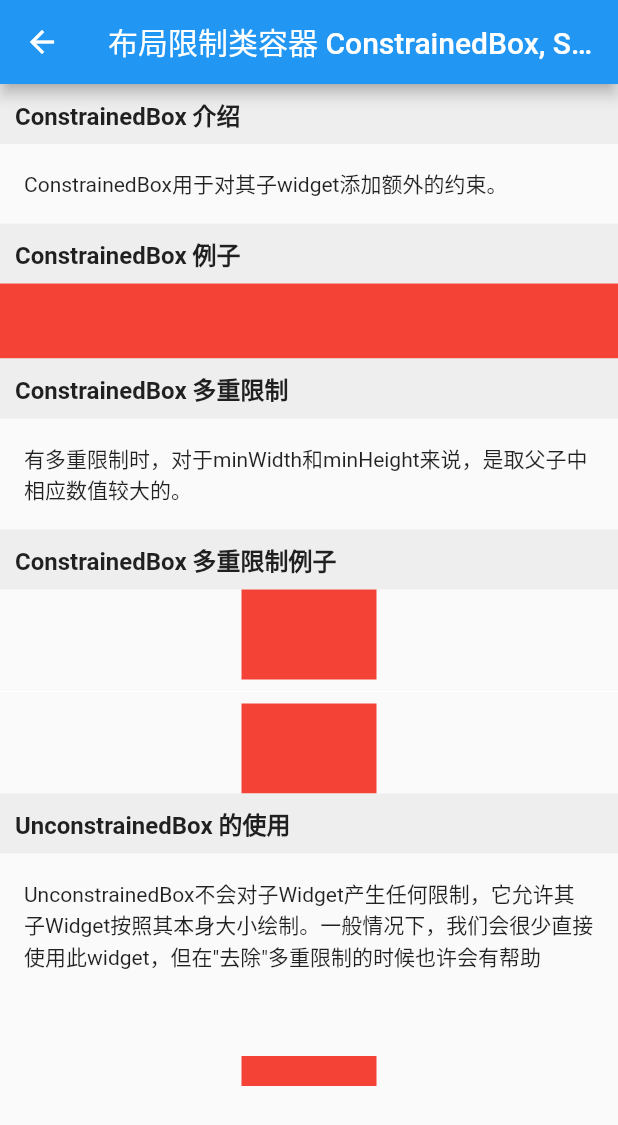
After one commit to NateRobinson/flutter_starter_notes, a Flutter app: the BoxAbout screen opened by its route, on a phone screen of 412 x 824 dp. The commit adds this screen. Shown: the top 1125 px of the screen. Run offline on Flutter 3.47's test engine with Material 2 defaults, Android fonts, the phone set to English and light mode, and no system bars.

Commit message:
finish box about page

```diff
--- a/lib/config/RouterConfig.dart
+++ b/lib/config/RouterConfig.dart
@@ -1,4 +1,5 @@
 import 'package:flutter/material.dart';
+import 'package:flutter_starter_notes/ui/BoxAbout.dart';
 import 'package:flutter_starter_notes/ui/ButtonAbout.dart';
 import 'package:flutter_starter_notes/ui/FlexAbout.dart';
 import 'package:flutter_starter_notes/ui/HomePage.dart';
@@ -105,6 +106,14 @@ class RouterConfig {
             title: "Padding",
           ),
     ),
+    RouterBean(
+      "/boxabout",
+      "布局限制类容器 ConstrainedBox, SizeBox",
+      "container",
+      (context) => BoxAbout(
+            title: "布局限制类容器 ConstrainedBox, SizeBox",
+          ),
+    ),
   ];
 
   static Map<String, WidgetBuilder> genRouters() {
@@ -119,7 +128,8 @@ class RouterConfig {
     for (var value in keys.keys) {
       List<HomeMenuChildItem> widgetsItems = allRoutes
           .where((item) => item.typeKey == value)
-          .map((item) => HomeMenuChildItem(item.name, item.router)).toList();
+          .map((item) => HomeMenuChildItem(item.name, item.router))
+          .toList();
       menus.add(HomeMenuItem(false, keys[value], widgetsItems));
     }
 
--- /dev/null
+++ b/lib/ui/BoxAbout.dart
@@ -0,0 +1,81 @@
+import 'package:flutter/material.dart';
+import 'package:flutter_starter_notes/component/CommonTitle.dart';
+
+class BoxAbout extends StatelessWidget {
+  BoxAbout({Key key, this.title});
+
+  final String title;
+
+  Widget redBox = DecoratedBox(
+    decoration: BoxDecoration(color: Colors.red),
+  );
+
+  @override
+  Widget build(BuildContext context) {
+    return Scaffold(
+      appBar: AppBar(
+        title: Text(title),
+      ),
+      body: SingleChildScrollView(
+        child: Column(
+          children: <Widget>[
+            CommonTitle('ConstrainedBox 介绍'),
+            Container(
+              alignment: Alignment.centerLeft,
+              padding: EdgeInsets.all(16),
+              child: Text("ConstrainedBox用于对其子widget添加额外的约束。"),
+            ),
+            CommonTitle('ConstrainedBox 例子'),
+            ConstrainedBox(
+              constraints: BoxConstraints(
+                  minWidth: double.infinity, //宽度尽可能大
+                  minHeight: 50.0 //最小高度为50像素
+                  ),
+              child: Container(height: 5.0, child: redBox),
+            ),
+            CommonTitle('ConstrainedBox 多重限制'),
+            Container(
+              alignment: Alignment.centerLeft,
+              padding: EdgeInsets.all(16),
+              child: Text("有多重限制时，对于minWidth和minHeight来说，是取父子中相应数值较大的。"),
+            ),
+            CommonTitle('ConstrainedBox 多重限制例子'),
+            ConstrainedBox(
+                constraints: BoxConstraints(minWidth: 60.0, minHeight: 60.0),
+                //父
+                child: ConstrainedBox(
+                  constraints: BoxConstraints(minWidth: 90.0, minHeight: 20.0),
+                  //子
+                  child: redBox,
+                )),
+            Divider(color: Colors.white,),
+            ConstrainedBox(
+                constraints: BoxConstraints(minWidth: 90.0, minHeight: 20.0),
+                child: ConstrainedBox(
+                  constraints: BoxConstraints(minWidth: 60.0, minHeight: 60.0),
+                  child: redBox,
+                )),
+            CommonTitle('UnconstrainedBox 的使用'),
+            Container(
+              alignment: Alignment.centerLeft,
+              padding: EdgeInsets.all(16),
+              child: Text(
+                  "UnconstrainedBox不会对子Widget产生任何限制，它允许其子Widget按照其本身大小绘制。一般情况下，我们会很少直接使用此widget，但在\"去除\"多重限制的时候也许会有帮助"),
+            ),
+            ConstrainedBox(
+                constraints: BoxConstraints(minWidth: 60.0, minHeight: 100.0),
+                //父
+                child: UnconstrainedBox(
+                  //“去除”父级限制
+                  child: ConstrainedBox(
+                    constraints:
+                        BoxConstraints(minWidth: 90.0, minHeight: 20.0), //子
+                    child: redBox,
+                  ),
+                ))
+          ],
+        ),
+      ),
+    );
+  }
+}
```
